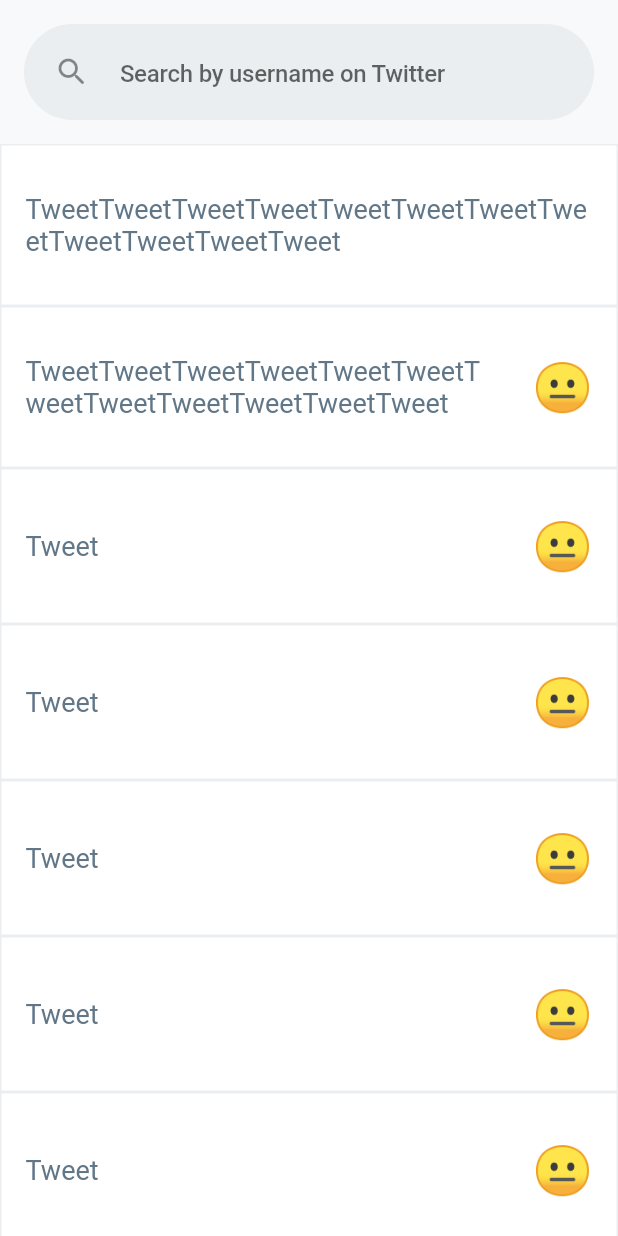
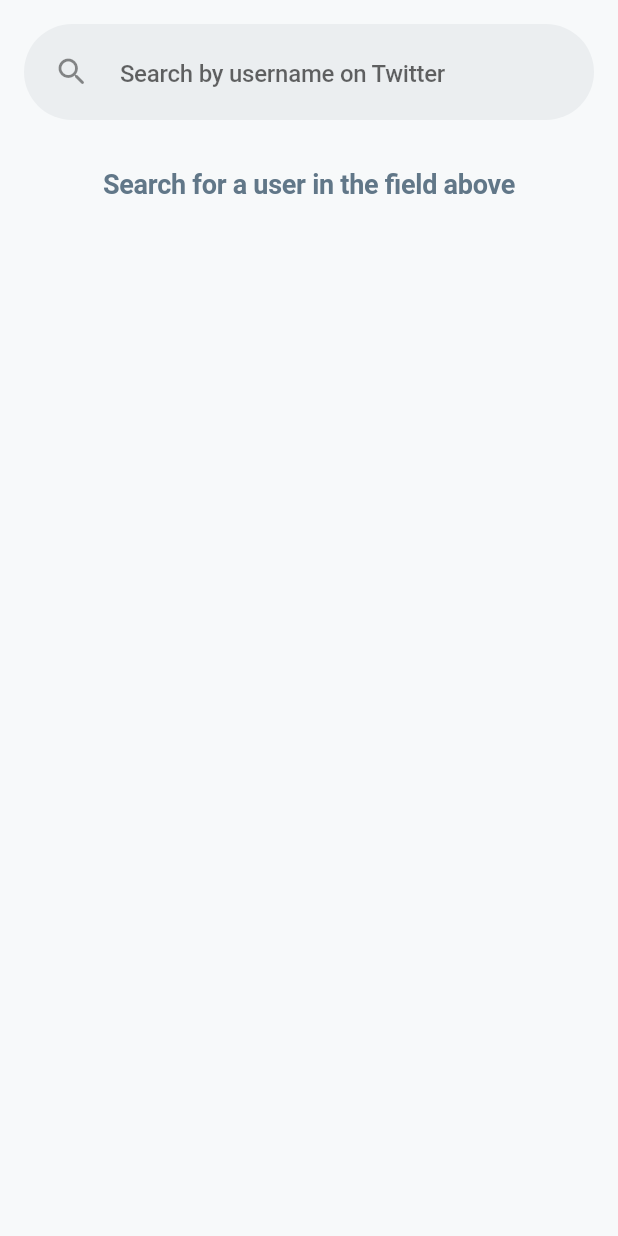
Before and after one commit to pedrohsampaioo/ifood-mobile-test-impl, a Flutter app: the screen it shows after launch, on a phone screen of 412 x 824 dp. Run offline on Flutter 3.47's test engine with Material 2 defaults, Android fonts, the phone set to English and light mode, and no system bars; our stand-ins replace dartz, flutter_dotenv, flutter_hooks, flutter_riverpod, freezed_annotation, google_fonts and 1 more; Roboto replaces fonts that are missing (Ubuntu).

Commit message:
feat: home page with final integrations and ready for review

```diff
--- a/ifood_mobile_test/lib/features/posts/presentation/application/get_user_by_username/get_user_by_username_state_notifier.dart
+++ b/ifood_mobile_test/lib/features/posts/presentation/application/get_user_by_username/get_user_by_username_state_notifier.dart
@@ -16,6 +16,10 @@
     this._usecase,
   ) : super(GetUserByUsernameState.started());
 
+  void emitLoadInProgress() {
+    state = GetUserByUsernameState.loadInProgress();
+  }
+
   Future<void> fetch(String username) async {
     state = GetUserByUsernameState.loadInProgress();
     final params = GetUserByUsernameParams(username: username);
--- /dev/null
+++ b/ifood_mobile_test/lib/features/posts/presentation/components/listing_of_posts_component.dart
@@ -0,0 +1,145 @@
+import 'package:flutter/material.dart';
+import 'package:hooks_riverpod/hooks_riverpod.dart';
+
+import '../../../../shared/theme/app_theme.dart';
+import '../../domain/entities/post_entity.dart';
+import '../application/get_posts_by_id/get_posts_by_id_state_notifier.dart';
+import '../application/get_user_by_username/get_user_by_username_state_notifier.dart';
+import '../widgets/error_composite/error_with_button_widget.dart';
+import '../widgets/error_composite/error_without_button_widget.dart';
+import 'post_component.dart';
+
+class ListingOfPostsComponent extends StatelessWidget {
+  final StateNotifierProvider<GetUserByUsernameStateNotifier,
+      GetUserByUsernameState> getUserByUsernameStateNotifierProvider;
+
+  final StateNotifierProvider<GetPostsByIdStateNotifier, GetPostsByIdState>
+      getPostsByIdStateNotifierProvider;
+  final GetPostsByIdStateNotifier getPostsByIdStateNotifier;
+  final VoidCallback tryAgain;
+  const ListingOfPostsComponent({
+    Key? key,
+    required this.getUserByUsernameStateNotifierProvider,
+    required this.getPostsByIdStateNotifierProvider,
+    required this.getPostsByIdStateNotifier,
+    required this.tryAgain,
+  }) : super(key: key);
+
+  @override
+  Widget build(BuildContext context) {
+    return ProviderListener<GetUserByUsernameState>(
+      provider: getUserByUsernameStateNotifierProvider,
+      onChange: (_, state) {
+        state.maybeWhen(
+          loadSuccess: (user) => getPostsByIdStateNotifier.fetchPosts(
+            user.id,
+          ),
+          orElse: () {},
+        );
+      },
+      child: Consumer(
+        builder: (context, watch, _) {
+          final getPostsByIdState = watch(getPostsByIdStateNotifierProvider);
+          final getUserByUsernameState = watch(
+            getUserByUsernameStateNotifierProvider,
+          );
+          return getUserByUsernameState.when<Widget>(
+            started: () => _buildStartedLabel,
+            loadInProgress: () => _buildLoadInProgress,
+            loadSuccess: (_) => getPostsByIdState.when(
+              started: () => _buildLoadInProgress,
+              loadInProgress: () => _buildLoadInProgress,
+              loadSuccess: (posts) => _buildPosts(
+                _parserPostEntityToPostWidget(posts),
+              ),
+              loadFailure: (failure) => failure.when(
+                twitterServiceFailure: (twitterServiceFailure) =>
+                    twitterServiceFailure.when(
+                  unidentifiedHttpFailure: () => _buildWithButtonError(
+                    'An error occurred while trying to connect to the server'
+                    ', check your internet and try again!',
+                    tryAgain,
+                  ),
+                  invalidPatternId: () => _buildStartedLabel,
+                  userNotFound: () => _buildWithoutButtonError(
+                    'User not found, try another username!',
+                  ),
+                ),
+                idIsEmpty: () => _buildStartedLabel,
+                invalidPatternId: () => _buildWithoutButtonError(
+                  'User not found, try another username!',
+                ),
+              ),
+            ),
+            loadFailure: (failure) => failure.when(
+              twitterServiceFailure: (getUserByUsernameFailure) =>
+                  getUserByUsernameFailure.when(
+                unidentifiedHttpFailure: () => _buildWithButtonError(
+                  'An error occurred while trying to connect to the server'
+                  ', check your internet and try again!',
+                  tryAgain,
+                ),
+                rateLimiteExceeded: () => _buildWithButtonError(
+                  'An error occurred while trying to connect to the server'
+                  ', check your internet and try again!',
+                ),
+                userNotFound: () => _buildWithoutButtonError(
+                  'User not found, try another username!',
+                ),
+              ),
+              usernameIsEmpty: () => _buildStartedLabel,
+            ),
+          );
+        },
+      ),
+    );
+  }
+
+  Widget _buildWithoutButtonError(String message) {
+    return Expanded(child: ErrorWithoutButtonWidget(message: message));
+  }
+
+  Widget _buildWithButtonError(String message, [VoidCallback? onPressed]) {
+    return Expanded(
+      child: ErrorWithButtonWidget(
+        message: message,
+        buttonText: 'try again',
+        onPressed: onPressed,
+      ),
+    );
+  }
+
+  Widget get _buildStartedLabel => Center(
+        child: Text(
+          'Search for a user in the field above',
+          style: AppTypography.bodyLargeBold.copyWith(
+            color: AppColors.gray,
+          ),
+          textAlign: TextAlign.center,
+        ),
+      );
+
+  Widget get _buildLoadInProgress => Center(child: CircularProgressIndicator());
+
+  List<PostComponent> _parserPostEntityToPostWidget(List<PostEntity> posts) {
+    return posts
+        .map<PostComponent>(
+          (post) => PostComponent(id: post.id, text: post.text),
+        )
+        .toList();
+  }
+
+  Widget _buildPosts(List<PostComponent> posts) {
+    if (posts.isEmpty) {
+      return _buildWithoutButtonError('This user no has tweets!');
+    }
+
+    return Expanded(
+      child: ListView(
+        physics: BouncingScrollPhysics(),
+        children: posts,
+        shrinkWrap: true,
+      ),
+    );
+  }
+}
--- a/ifood_mobile_test/lib/features/posts/presentation/pages/home_page.dart
+++ b/ifood_mobile_test/lib/features/posts/presentation/pages/home_page.dart
@@ -1,12 +1,37 @@
+import 'dart:async';
+
 import 'package:flutter/material.dart';
-import 'package:ifood_mobile_test/features/posts/presentation/widgets/post_widget.dart';
-import 'package:ifood_mobile_test/features/posts/presentation/widgets/search_text_field_widget.dart';
-import 'package:ifood_mobile_test/shared/theme/app_theme.dart';
-import 'package:ifood_mobile_test/shared/utils/handle_keyboard.dart';
+import 'package:flutter_hooks/flutter_hooks.dart';
+import 'package:hooks_riverpod/hooks_riverpod.dart';
 
-class HomePage extends StatelessWidget {
+import '../../../../shared/theme/app_theme.dart';
+import '../../../../shared/utils/handle_keyboard.dart';
+import '../application/get_user_by_username/get_user_by_username_state_notifier.dart';
+import '../components/listing_of_posts_component.dart';
+import '../providers/providers.dart';
+import '../widgets/search_text_field_widget.dart';
+
+class HomePage extends HookWidget {
+  void _searchTextFieldOnChanged({
+    required TextEditingController controller,
+    required String input,
+    required GetUserByUsernameStateNotifier getUserByUsernameStateNotifier,
+  }) {
+    getUserByUsernameStateNotifier.emitLoadInProgress();
+    Timer(const Duration(seconds: 2), () {
+      if (input == controller.text) getUserByUsernameStateNotifier.fetch(input);
+    });
+  }
+
   @override
   Widget build(BuildContext context) {
+    final getUserByUsernameStateNotifier = useProvider(
+      getUserByUsernameStateNotifierProvider.notifier,
+    );
+    final getPostsByIdStateNotifier = useProvider(
+      getPostsByIdStateNotifierProvider.notifier,
+    );
+    final searchController = useTextEditingController();
     return GestureDetector(
       onTap: () => HandleKeyboard.hide(context),
       child: Scaffold(
@@ -20,48 +45,25 @@
               const SizedBox(height: 16),
               Padding(
                 padding: const EdgeInsets.symmetric(horizontal: 16),
-                child: SearchTextFieldWidget(),
+                child: SearchTextFieldWidget(
+                  controller: searchController,
+                  onChanged: (value) => _searchTextFieldOnChanged(
+                    controller: searchController,
+                    input: value,
+                    getUserByUsernameStateNotifier:
+                        getUserByUsernameStateNotifier,
+                  ),
+                ),
               ),
-              const SizedBox(height: 16),
-              Expanded(
-                child: ListView(
-                  shrinkWrap: true,
-                  children: [
-                    PostWidget(
-                      text:
-                          'TweetTweetTweetTweetTweetTweetTweetTweetTweetTweetTweetTweet',
-                    ),
-                    PostWidget(
-                      text:
-                          'TweetTweetTweetTweetTweetTweetTweetTweetTweetTweetTweetTweet',
-                      emoji: '😐',
-                    ),
-                    PostWidget(
-                      text: 'Tweet',
-                      emoji: '😐',
-                    ),
-                    PostWidget(
-                      text: 'Tweet',
-                      emoji: '😐',
-                    ),
-                    PostWidget(
-                      text: 'Tweet',
-                      emoji: '😐',
-                    ),
-                    PostWidget(
-                      text: 'Tweet',
-                      emoji: '😐',
-                    ),
-                    PostWidget(
-                      text: 'Tweet',
-                      emoji: '😐',
-                    ),
-                    PostWidget(
-                      text: 'Tweet',
-                      emoji: '😐',
-                    ),
-                  ],
-                ),
+              const SizedBox(height: 32),
+              ListingOfPostsComponent(
+                tryAgain: () =>
+                    getUserByUsernameStateNotifier.fetch(searchController.text),
+                getUserByUsernameStateNotifierProvider:
+                    getUserByUsernameStateNotifierProvider,
+                getPostsByIdStateNotifierProvider:
+                    getPostsByIdStateNotifierProvider,
+                getPostsByIdStateNotifier: getPostsByIdStateNotifier,
               ),
             ],
           ),
--- a/ifood_mobile_test/lib/features/posts/presentation/providers/state_notifiers.dart
+++ b/ifood_mobile_test/lib/features/posts/presentation/providers/state_notifiers.dart
@@ -1,19 +1,20 @@
 part of 'providers.dart';
 
-final getUserByUsernameStateNotifierProvider =
-    Provider<GetUserByUsernameStateNotifier>((ref) {
-  final getUserByUsername = ref.watch(getUserByUsernameProvider);
-  return GetUserByUsernameStateNotifier(getUserByUsername);
-});
+final getUserByUsernameStateNotifierProvider = StateNotifierProvider<
+    GetUserByUsernameStateNotifier, GetUserByUsernameState>(
+  (ref) => GetUserByUsernameStateNotifier(
+    ref.watch(getUserByUsernameProvider),
+  ),
+);
 
 final getPostsByIdStateNotifierProvider =
-    Provider<GetPostsByIdStateNotifier>((ref) {
+    StateNotifierProvider<GetPostsByIdStateNotifier, GetPostsByIdState>((ref) {
   final getPostsById = ref.watch(getPostsByIdProvider);
   return GetPostsByIdStateNotifier(getPostsById);
 });
 
-final analysePostsStateNotifierProvider =
-    Provider<AnalysePostsStateNotifier>((ref) {
+final analysePostsStateNotifierProvider = StateNotifierProvider.family<
+    AnalysePostsStateNotifier, AnalysePostsState, String>((ref, id) {
   final analysePostsByText = ref.watch(analysePostsByTextProvider);
   return AnalysePostsStateNotifier(analysePostsByText);
 });
--- a/ifood_mobile_test/lib/main.dart
+++ b/ifood_mobile_test/lib/main.dart
@@ -1,9 +1,9 @@
 import 'package:flutter/material.dart';
 import 'package:flutter_dotenv/flutter_dotenv.dart' as DotEnv;
-
+import 'package:flutter_riverpod/flutter_riverpod.dart';
 import 'app_widget.dart';
 
 void main() async {
   await DotEnv.load(fileName: 'lib/.env');
-  runApp(AppWidget());
+  runApp(ProviderScope(child: AppWidget()));
 }
--- a/ifood_mobile_test/lib/shared/theme/app_theme.dart
+++ b/ifood_mobile_test/lib/shared/theme/app_theme.dart
@@ -8,6 +8,6 @@
   static ThemeData get config => ThemeData(
         textTheme: GoogleFonts.ubuntuTextTheme(),
         primaryColor: AppColors.blue,
-        accentColor: AppColors.lightGray,
+        accentColor: AppColors.blue,
       );
 }
```
Also changed, not shown: ifood_mobile_test/lib/features/posts/presentation/components/post_component.dart (added, +76 -0 lines), ifood_mobile_test/lib/features/posts/presentation/widgets/error_widget.dart (added, +38 -0 lines), ifood_mobile_test/pubspec.lock.
